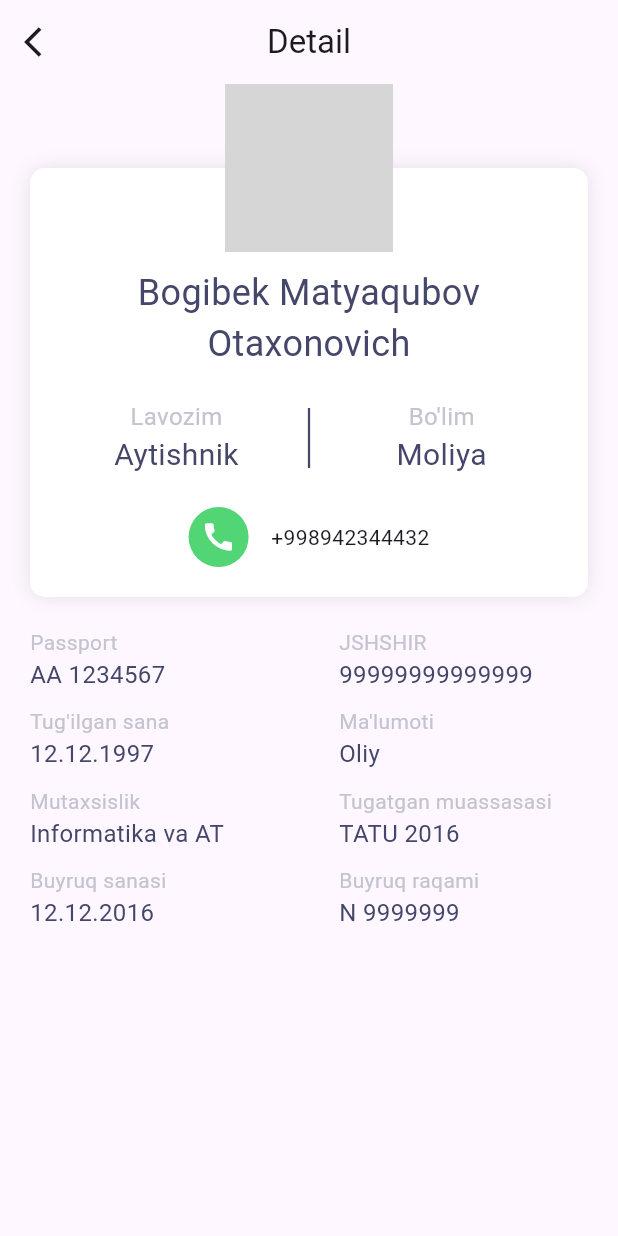
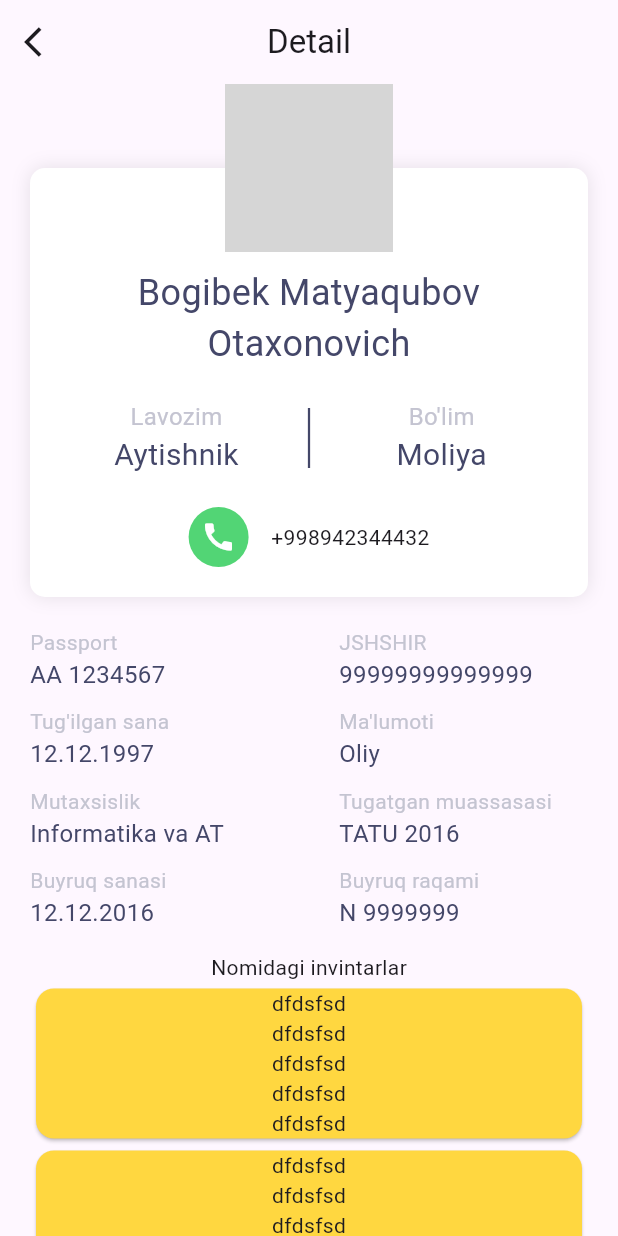
Before and after one commit to BogibekDev/App-for-Karantin, a Flutter app: the screen it shows after launch, after a tap on "Bogibek Matyaqubov Otaxonovich", on a phone screen of 412 x 824 dp. Run offline on Flutter 3.47's test engine with Material 3 defaults, Android fonts, the phone set to English and light mode, and no system bars; network calls fail; grey boxes are pictures that could not be loaded.

Commit message:
same change

```diff
--- a/lib/pages/detail_page.dart
+++ b/lib/pages/detail_page.dart
@@ -93,7 +93,7 @@ class _DetailPageState extends State<DetailPage> {
                 Expanded(
                   child: MyListTile(
                     category: "Ma'lumoti",
-                    text: widget.employee.education ??"",
+                    text: widget.employee.education ?? "",
                   ),
                 ),
               ],
@@ -109,7 +109,8 @@ class _DetailPageState extends State<DetailPage> {
                 Expanded(
                   child: MyListTile(
                     category: "Tugatgan muassasasi",
-                    text: "${widget.employee.graduatedInstitution} ${widget.employee.graduatedYear}",
+                    text:
+                        "${widget.employee.graduatedInstitution} ${widget.employee.graduatedYear}",
                   ),
                 ),
               ],
@@ -130,6 +131,33 @@ class _DetailPageState extends State<DetailPage> {
                 ),
               ],
             ),
+            Padding(
+              padding:
+                  const EdgeInsets.symmetric(horizontal: 20.0, vertical: 10),
+              child: Column(
+                children: [
+                  const Text("Nomidagi invintarlar"),
+                  ListView.builder(
+                    // scrollDirection: Axis.horizontal,
+                    shrinkWrap: true,
+                    physics: NeverScrollableScrollPhysics(),
+                    itemCount: widget.employee.equipments?.length,
+                    itemBuilder: (context, position) => Card(
+                      color: Colors.amberAccent,
+                      child: Column(
+                        children: [
+                          Text("dfdsfsd"),
+                          Text("dfdsfsd"),
+                          Text("dfdsfsd"),
+                          Text("dfdsfsd"),
+                          Text("dfdsfsd"),
+                        ],
+                      ),
+                    ),
+                  ),
+                ],
+              ),
+            ),
           ],
         ),
       ),
```
